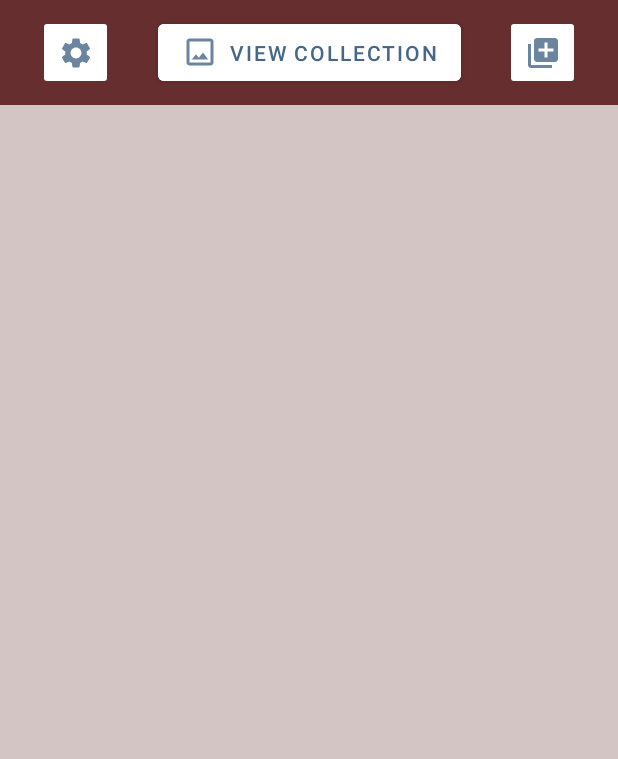
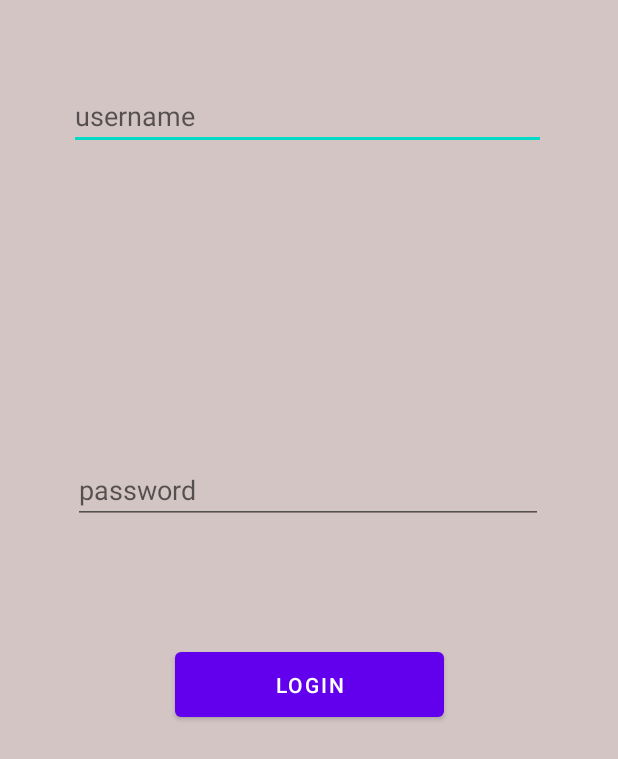
Before and after one commit to ribsyo/Memorygram, an Android app: the screen it shows after launch (MainActivity), on a phone screen of 412 x 824 dp. Shown: the top 759 px of the screen. Run offline under Robolectric (Android 15) with nearby library versions, the phone set to English and light mode, and no system bars.

Commit message:
merged front end basic gui

```diff
--- /dev/null
+++ b/app/src/main/java/com/cmpt/memogram/ui/login/LoginFragment.java
@@ -0,0 +1,32 @@
+package com.cmpt.memogram.ui.login;
+
+import android.os.Bundle;
+import android.view.LayoutInflater;
+import android.view.View;
+import android.view.ViewGroup;
+import android.widget.Button;
+import androidx.fragment.app.Fragment;
+import com.cmpt.memogram.R;
+
+public class LoginFragment extends Fragment {
+
+    @Override
+    public View onCreateView(LayoutInflater inflater, ViewGroup container,
+                             Bundle savedInstanceState) {
+        return inflater.inflate(R.layout.fragment_login, container, false);
+    }
+
+    @Override
+    public void onViewCreated(View view, Bundle savedInstanceState) {
+        super.onViewCreated(view, savedInstanceState);
+
+        Button loginButton = view.findViewById(R.id.login_button);
+        loginButton.setOnClickListener(v -> {
+            // Close the LoginFragment and show the main content
+            getActivity().getSupportFragmentManager().beginTransaction()
+                    .remove(LoginFragment.this)
+                    .commit();
+            getActivity().findViewById(R.id.top_block).setVisibility(View.VISIBLE);
+        });
+    }
+}
--- a/app/src/main/java/com/cmpt/memogram/ui/view/MainActivity.java
+++ b/app/src/main/java/com/cmpt/memogram/ui/view/MainActivity.java
@@ -10,6 +10,7 @@ import androidx.fragment.app.FragmentManager;
 import androidx.fragment.app.FragmentTransaction;
 
 import com.cmpt.memogram.R;
+import com.cmpt.memogram.ui.login.LoginFragment;
 import com.cmpt.memogram.ui.settings.SettingsFragment;
 import com.cmpt.memogram.ui.post.CreatePostFragment;
 
@@ -24,12 +25,17 @@ public class MainActivity extends AppCompatActivity {
         }
         setContentView(R.layout.activity_main);
 
+        // Load LoginFragment initially
+        if (savedInstanceState == null) {
+            replaceFragment(new LoginFragment(), false);
+        }
+
         // Check for button clicks
         ImageButton settingsButton = findViewById(R.id.settings_btn);
         settingsButton.setOnClickListener(v -> {
             // Replace the current fragment with SettingsFragment
             SettingsFragment settingsFragment = new SettingsFragment();
-            replaceFragment(settingsFragment);
+            replaceFragment(settingsFragment, true);
         });
 
         // Set up the post button
@@ -37,7 +43,7 @@ public class MainActivity extends AppCompatActivity {
         postButton.setOnClickListener(v -> {
             // Replace the current fragment with CreatePostFragment
             CreatePostFragment createPostFragment = new CreatePostFragment();
-            replaceFragment(createPostFragment);
+            replaceFragment(createPostFragment, true);
         });
 
         // Add a back stack change listener to handle top block visibility
@@ -64,14 +70,23 @@ public class MainActivity extends AppCompatActivity {
         });
     }
 
-    private void replaceFragment(Fragment fragment) {
+    @Override
+    protected void onResume() {
+        super.onResume();
+        // Clear the back stack
+        getSupportFragmentManager().popBackStack(null, FragmentManager.POP_BACK_STACK_INCLUSIVE);
+    }
+
+    private void replaceFragment(Fragment fragment, boolean addToBackStack) {
         // Hide the top block layout
         findViewById(R.id.top_block).setVisibility(View.GONE);
 
         FragmentManager fragmentManager = getSupportFragmentManager();
         FragmentTransaction fragmentTransaction = fragmentManager.beginTransaction();
         fragmentTransaction.replace(R.id.fragment_container, fragment);
-        fragmentTransaction.addToBackStack(null);
+        if (addToBackStack) {
+            fragmentTransaction.addToBackStack(null);
+        }
         fragmentTransaction.commit();
     }
 }
--- a/app/src/main/res/layout/activity_main.xml
+++ b/app/src/main/res/layout/activity_main.xml
@@ -14,6 +14,7 @@
         android:layout_width="match_parent"
         android:layout_height="70dp"
         android:background="@color/red"
+        android:visibility="gone"
         app:layout_constraintTop_toTopOf="parent">
 
         <!-- Settings Button  -->
@@ -65,7 +66,7 @@
         android:id="@+id/fragment_container"
         android:layout_width="0dp"
         android:layout_height="0dp"
-        app:layout_constraintTop_toBottomOf="@id/top_block"
+        app:layout_constraintTop_toTopOf="parent"
         app:layout_constraintBottom_toBottomOf="parent"
         app:layout_constraintStart_toStartOf="parent"
         app:layout_constraintEnd_toEndOf="parent" />
--- /dev/null
+++ b/app/src/main/res/layout/fragment_login.xml
@@ -0,0 +1,44 @@
+<?xml version="1.0" encoding="utf-8"?>
+<androidx.constraintlayout.widget.ConstraintLayout xmlns:android="http://schemas.android.com/apk/res/android"
+    xmlns:app="http://schemas.android.com/apk/res-auto"
+    xmlns:tools="http://schemas.android.com/tools"
+    android:layout_width="match_parent"
+    android:layout_height="match_parent"
+    tools:context=".ui.login.LoginFragment">
+
+    <EditText
+        android:id="@+id/username"
+        android:layout_width="318dp"
+        android:layout_height="36dp"
+        android:layout_marginStart="24dp"
+        android:layout_marginTop="64dp"
+        android:layout_marginEnd="24dp"
+        android:hint="username"
+        app:layout_constraintEnd_toEndOf="parent"
+        app:layout_constraintHorizontal_bias="0.479"
+        app:layout_constraintStart_toStartOf="parent"
+        app:layout_constraintTop_toTopOf="parent" />
+
+    <EditText
+        android:id="@+id/password"
+        android:layout_width="313dp"
+        android:layout_height="45dp"
+        android:layout_marginTop="204dp"
+        android:hint="password"
+        app:layout_constraintEnd_toEndOf="parent"
+        app:layout_constraintHorizontal_bias="0.494"
+        app:layout_constraintStart_toStartOf="parent"
+        app:layout_constraintTop_toBottomOf="@id/username" />
+
+    <Button
+        android:id="@+id/login_button"
+        android:layout_width="179dp"
+        android:layout_height="55dp"
+        android:text="login"
+        app:layout_constraintBottom_toBottomOf="parent"
+        app:layout_constraintEnd_toEndOf="parent"
+        app:layout_constraintStart_toStartOf="parent"
+        app:layout_constraintTop_toTopOf="parent"
+        app:layout_constraintVertical_bias="0.558" />
+
+</androidx.constraintlayout.widget.ConstraintLayout>
```
Also changed, not shown: app/src/main/java/com/cmpt/memogram/ui/login/LoginViewModel.java (added, +41 -0 lines).
